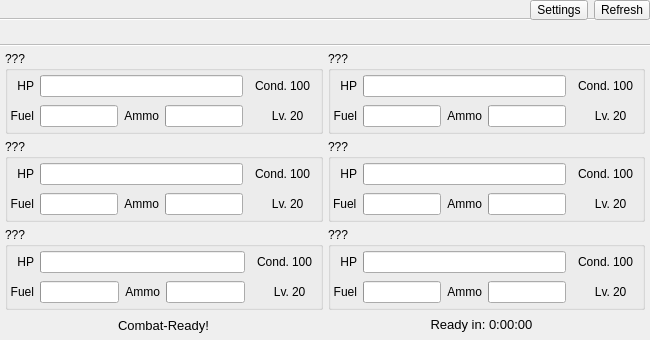
Old version of the form forms/KCMainWindow.ui in the repository KanColleTool/kct-tool.
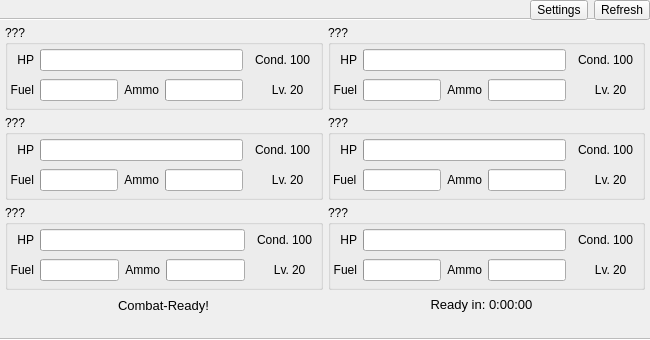
New version of the form. Icons and pictures are not drawn.

Commit message: Redundancy cleanup (revert with the last commit)

```diff
--- a/forms/KCMainWindow.ui
+++ b/forms/KCMainWindow.ui
@@ -34,6 +34,9 @@
   </property>
   <widget class="QWidget" name="centralwidget">
    <layout class="QVBoxLayout" name="verticalLayout">
+    <property name="spacing">
+     <number>0</number>
+    </property>
     <property name="leftMargin">
      <number>0</number>
     </property>
@@ -143,25 +146,6 @@
         <property name="bottomMargin">
          <number>0</number>
         </property>
-        <item>
-         <widget class="QTabBar" name="fleetsTabBar" native="true">
-          <property name="sizePolicy">
-           <sizepolicy hsizetype="Preferred" vsizetype="Maximum">
-            <horstretch>0</horstretch>
-            <verstretch>0</verstretch>
-           </sizepolicy>
-          </property>
-          <property name="minimumSize">
-           <size>
-            <width>0</width>
-            <height>20</height>
-           </size>
-          </property>
-          <property name="documentMode" stdset="0">
-           <bool>true</bool>
-          </property>
-         </widget>
-        </item>
         <item>
          <widget class="QWidget" name="fleetsContainer" native="true">
           <layout class="QGridLayout" name="gridLayout">
@@ -1158,6 +1142,25 @@
           </layout>
          </widget>
         </item>
+        <item>
+         <widget class="QTabBar" name="fleetsTabBar" native="true">
+          <property name="sizePolicy">
+           <sizepolicy hsizetype="Preferred" vsizetype="Maximum">
+            <horstretch>0</horstretch>
+            <verstretch>0</verstretch>
+           </sizepolicy>
+          </property>
+          <property name="minimumSize">
+           <size>
+            <width>0</width>
+            <height>20</height>
+           </size>
+          </property>
+          <property name="documentMode" stdset="0">
+           <bool>true</bool>
+          </property>
+         </widget>
+        </item>
        </layout>
       </widget>
       <widget class="QWidget" name="shipsPage">
```
The commit also changes 1 other file.
